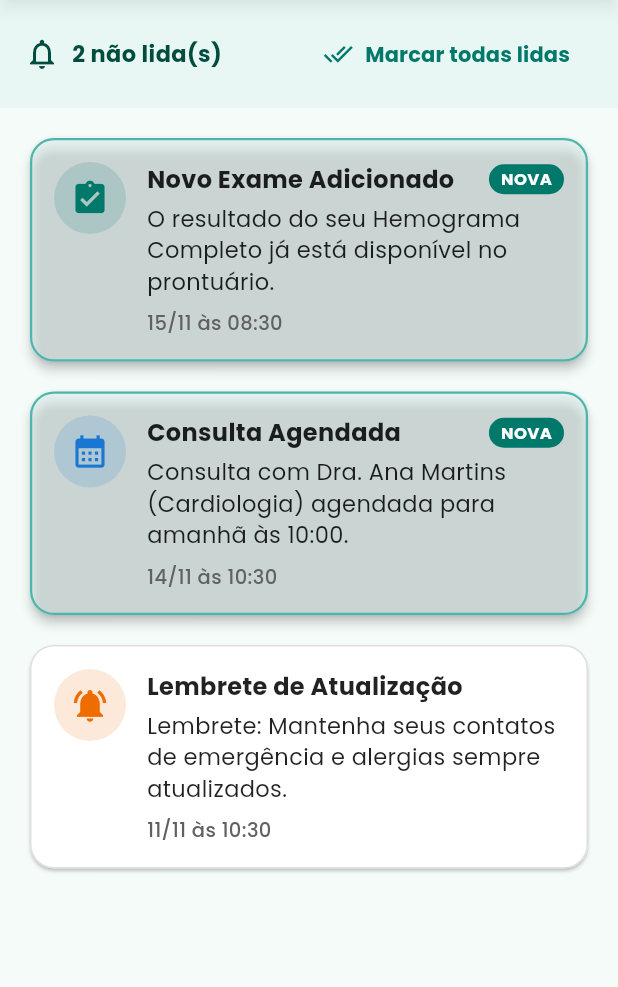
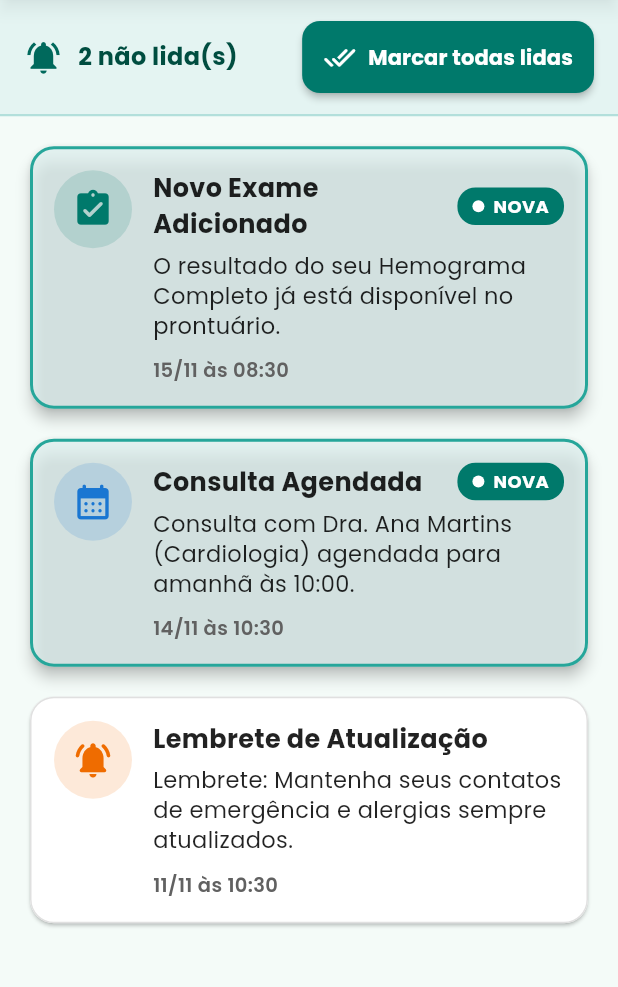
Before and after one commit to matheusbarbosa8748-ops/SanitasApp, a Flutter app: the NotificationsScreen screen opened directly with empty values, on a phone screen of 412 x 824 dp, the part 84-1071 px from its top. Run offline on Flutter 3.47's test engine with Material 3 defaults, Android fonts, the phone set to English and light mode, and no system bars; our stand-ins replace google_fonts.

Commit message:
refactor(notifications): atualiza estado de lidas em tempo real na tela de notificações
- Ajustada a NotificationsScreen para gerenciar o estado reativo das notificações localmente.
- Implementada a atualização instantânea da interface quando o botão "Marcar todas como lidas" é acionado, refletindo a mudança de status no mesmo momento do clique sem exigir o retorno à tela inicial.
- Garantido feedback visual imediato com foco na usabilidade e clareza para o usuário.

```diff
--- a/lib/src/screens/notifications/notifications_screen.dart
+++ b/lib/src/screens/notifications/notifications_screen.dart
@@ -1,9 +1,9 @@
 import 'package:flutter/material.dart';
 import 'package:google_fonts/google_fonts.dart';
 import '../../controllers/health_controller.dart';
-import '../../models/notification_model.dart';
 import '../../widgets/custom_app_bar.dart';
 
+/// Tela de Notificações com suporte a atualização reativa em tempo real.
 class NotificationsScreen extends StatelessWidget {
   final HealthController controller;
 
@@ -15,13 +15,13 @@ class NotificationsScreen extends StatelessWidget {
   IconData _getNotificationIcon(String type) {
     switch (type) {
       case 'exam':
-        return Icons.assignment_turned_in;
+        return Icons.assignment_turned_in_rounded;
       case 'appointment':
-        return Icons.calendar_month;
+        return Icons.calendar_month_rounded;
       case 'reminder':
-        return Icons.notifications_active;
+        return Icons.notifications_active_rounded;
       default:
-        return Icons.info_outline;
+        return Icons.info_rounded;
     }
   }
 
@@ -40,6 +40,10 @@ class NotificationsScreen extends StatelessWidget {
 
   @override
   Widget build(BuildContext context) {
+    // ListenableBuilder garante a atualização reativa em tempo real na própria tela
+    return ListenableBuilder(
+      listenable: controller,
+      builder: (context, child) {
         final notifications = controller.notifications;
         final unreadCount = controller.unreadNotificationsCount;
 
@@ -50,21 +54,30 @@ class NotificationsScreen extends StatelessWidget {
           ),
           body: Column(
             children: [
-          // Barra de ações superiores
+              // Barra de ações superiores com botão proeminente (Área de toque > 48px)
               Container(
-            padding: const EdgeInsets.symmetric(horizontal: 16, vertical: 12),
-            color: Colors.teal.shade50.withOpacity(0.6),
+                padding: const EdgeInsets.symmetric(horizontal: 16, vertical: 14),
+                decoration: BoxDecoration(
+                  color: Colors.teal.shade50.withOpacity(0.8),
+                  border: Border(
+                    bottom: BorderSide(color: Colors.teal.shade100, width: 1.5),
+                  ),
+                ),
                 child: Row(
                   mainAxisAlignment: MainAxisAlignment.spaceBetween,
                   children: [
                     Row(
                       children: [
-                    Icon(Icons.notifications_none, color: Colors.teal.shade900, size: 24),
-                    const SizedBox(width: 8),
+                        Icon(
+                          unreadCount > 0 ? Icons.notifications_active : Icons.notifications_none,
+                          color: unreadCount > 0 ? Colors.teal.shade800 : Colors.grey.shade700,
+                          size: 26,
+                        ),
+                        const SizedBox(width: 10),
                         Text(
                           unreadCount > 0 ? '$unreadCount não lida(s)' : 'Todas lidas',
                           style: GoogleFonts.poppins(
-                        fontSize: 15,
+                            fontSize: 16,
                             fontWeight: FontWeight.bold,
                             color: Colors.teal.shade900,
                           ),
@@ -72,7 +85,7 @@ class NotificationsScreen extends StatelessWidget {
                       ],
                     ),
                     if (unreadCount > 0)
-                  TextButton.icon(
+                      ElevatedButton.icon(
                         onPressed: () {
                           controller.markAllNotificationsAsRead();
                           ScaffoldMessenger.of(context).showSnackBar(
@@ -82,16 +95,27 @@ class NotificationsScreen extends StatelessWidget {
                                 style: GoogleFonts.poppins(fontSize: 15),
                               ),
                               backgroundColor: Colors.teal.shade800,
+                              duration: const Duration(seconds: 2),
                             ),
                           );
                         },
-                    icon: const Icon(Icons.done_all, size: 20),
+                        icon: const Icon(Icons.done_all_rounded, size: 22),
                         label: Text(
                           'Marcar todas lidas',
                           style: GoogleFonts.poppins(
                             fontSize: 14,
                             fontWeight: FontWeight.bold,
                           ),
+                        ),
+                        style: ElevatedButton.styleFrom(
+                          backgroundColor: Colors.teal.shade700,
+                          foregroundColor: Colors.white,
+                          padding: const EdgeInsets.symmetric(horizontal: 14, vertical: 12),
+                          minimumSize: const Size(0, 48),
+                          shape: RoundedRectangleBorder(
+                            borderRadius: BorderRadius.circular(12),
+                          ),
+                          elevation: 2,
                         ),
                       ),
                   ],
@@ -123,13 +147,13 @@ class NotificationsScreen extends StatelessWidget {
                           final iconColor = _getNotificationColor(item.type);
 
                           return Card(
-                        elevation: item.isRead ? 1 : 3,
-                        color: item.isRead ? Colors.white : Colors.teal.shade50.withOpacity(0.5),
+                            elevation: item.isRead ? 1 : 4,
+                            color: item.isRead ? Colors.white : Colors.teal.shade50.withOpacity(0.7),
                             shape: RoundedRectangleBorder(
                               borderRadius: BorderRadius.circular(16),
                               side: BorderSide(
-                            color: item.isRead ? Colors.grey.shade300 : Colors.teal.shade300,
-                            width: item.isRead ? 1 : 1.5,
+                                color: item.isRead ? Colors.grey.shade300 : Colors.teal.shade400,
+                                width: item.isRead ? 1 : 2,
                               ),
                             ),
                             child: InkWell(
@@ -145,9 +169,9 @@ class NotificationsScreen extends StatelessWidget {
                                   crossAxisAlignment: CrossAxisAlignment.start,
                                   children: [
                                     CircleAvatar(
-                                  radius: 24,
+                                      radius: 26,
                                       backgroundColor: iconColor.withOpacity(0.15),
-                                  child: Icon(_getNotificationIcon(item.type), color: iconColor, size: 26),
+                                      child: Icon(_getNotificationIcon(item.type), color: iconColor, size: 28),
                                     ),
                                     const SizedBox(width: 14),
                                     Expanded(
@@ -161,7 +185,7 @@ class NotificationsScreen extends StatelessWidget {
                                                 child: Text(
                                                   item.title,
                                                   style: GoogleFonts.poppins(
-                                                fontSize: 16,
+                                                    fontSize: 17,
                                                     fontWeight: FontWeight.bold,
                                                     color: Colors.black87,
                                                   ),
@@ -170,37 +194,52 @@ class NotificationsScreen extends StatelessWidget {
                                               if (!item.isRead)
                                                 Container(
                                                   margin: const EdgeInsets.only(left: 8),
-                                              padding: const EdgeInsets.symmetric(horizontal: 8, vertical: 2),
+                                                  padding: const EdgeInsets.symmetric(horizontal: 10, vertical: 4),
                                                   decoration: BoxDecoration(
                                                     color: Colors.teal.shade700,
-                                                borderRadius: BorderRadius.circular(10),
+                                                    borderRadius: BorderRadius.circular(12),
                                                   ),
-                                              child: Text(
+                                                  child: Row(
+                                                    mainAxisSize: MainAxisSize.min,
+                                                    children: [
+                                                      Container(
+                                                        width: 8,
+                                                        height: 8,
+                                                        decoration: const BoxDecoration(
+                                                          color: Colors.white,
+                                                          shape: BoxShape.circle,
+                                                        ),
+                                                      ),
+                                                      const SizedBox(width: 6),
+                                                      Text(
                                                         'NOVA',
                                                         style: GoogleFonts.poppins(
-                                                  fontSize: 11,
+                                                          fontSize: 12,
                                                           fontWeight: FontWeight.bold,
                                                           color: Colors.white,
                                                         ),
                                                       ),
+                                                    ],
+                                                  ),
                                                 ),
                                             ],
                                           ),
-                                      const SizedBox(height: 4),
+                                          const SizedBox(height: 6),
                                           Text(
                                             item.message,
                                             style: GoogleFonts.poppins(
                                               fontSize: 15,
                                               color: Colors.black87,
+                                              height: 1.3,
                                             ),
                                           ),
-                                      const SizedBox(height: 8),
+                                          const SizedBox(height: 10),
                                           Text(
                                             item.formattedTime,
                                             style: GoogleFonts.poppins(
                                               fontSize: 13,
                                               color: Colors.grey.shade700,
-                                          fontWeight: FontWeight.w500,
+                                              fontWeight: FontWeight.w600,
                                             ),
                                           ),
                                         ],
@@ -217,5 +256,7 @@ class NotificationsScreen extends StatelessWidget {
           ],
         ),
       );
+    },
+  );
  }
 }
```
Lines whose indentation alone changed are shown as unchanged.
